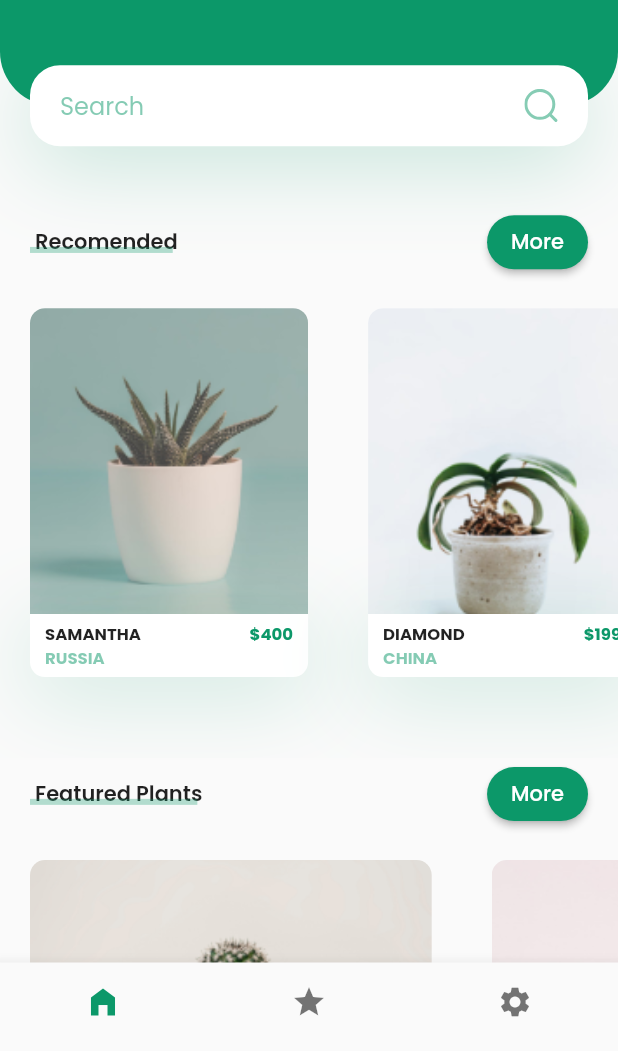
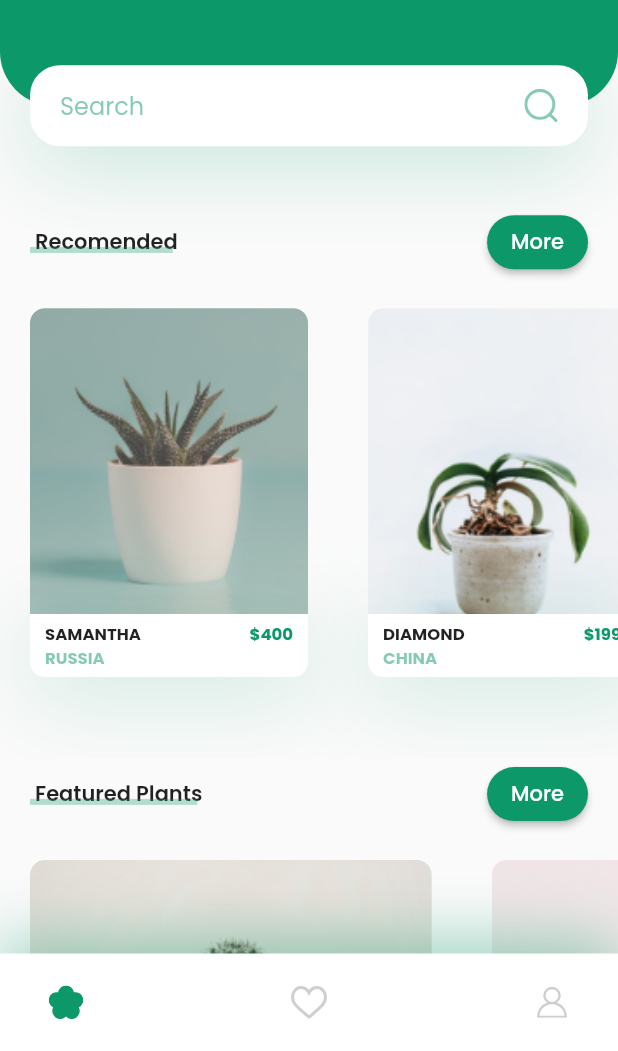
Before and after one commit to sumanbiswas7/flutter-layouts, a Flutter app: the screen it shows after launch, on a phone screen of 412 x 824 dp, the part 185-1236 px from its top. Run offline on Flutter 3.47's test engine with Material 2 defaults, Android fonts, the light colour scheme and no system bars; our stand-ins replace flutter_svg, google_fonts.

Commit message:
Update on plantz

```diff
--- a/plantz/lib/components/bottom_navbar.dart
+++ b/plantz/lib/components/bottom_navbar.dart
@@ -1,44 +1,44 @@
 import 'package:flutter/material.dart';
+import 'package:flutter_svg/svg.dart';
 import 'package:plantz/theme/constants.dart';
 
-class AppBottomNavbar extends StatefulWidget {
-  const AppBottomNavbar({super.key});
-
-  @override
-  State<AppBottomNavbar> createState() => _AppBottomNavbarState();
-}
-
-class _AppBottomNavbarState extends State<AppBottomNavbar> {
-  int _selectedIndex = 0;
-
-  void _onItemTapped(int index) {
-    setState(() {
-      _selectedIndex = index;
-    });
-  }
+class AppBottomNavBar extends StatelessWidget {
+  const AppBottomNavBar({
+    super.key,
+  });
 
   @override
   Widget build(BuildContext context) {
-    return BottomNavigationBar(
-      showSelectedLabels: false,
-      showUnselectedLabels: false,
-      items: const <BottomNavigationBarItem>[
-        BottomNavigationBarItem(
-          icon: Icon(Icons.home_filled),
-          label: 'Home',
-        ),
-        BottomNavigationBarItem(
-          icon: Icon(Icons.star),
-          label: 'Saved',
-        ),
-        BottomNavigationBarItem(
-          icon: Icon(Icons.settings),
-          label: 'Profile',
-        ),
-      ],
-      currentIndex: _selectedIndex,
-      selectedItemColor: kPrimaryColor,
-      onTap: _onItemTapped,
+    return Container(
+      padding: const EdgeInsets.symmetric(horizontal: kDefaultPadding),
+      height: 65,
+      decoration: BoxDecoration(
+        color: Colors.white,
+        boxShadow: [
+          BoxShadow(
+            offset: const Offset(0, -10),
+            blurRadius: 35,
+            color: kPrimaryColor.withOpacity(0.38),
+          ),
+        ],
+      ),
+      child: Row(
+        mainAxisAlignment: MainAxisAlignment.spaceBetween,
+        children: [
+          IconButton(
+            onPressed: () {},
+            icon: SvgPicture.asset("assets/icons/flower.svg"),
+          ),
+          IconButton(
+            onPressed: () {},
+            icon: SvgPicture.asset("assets/icons/heart-icon.svg"),
+          ),
+          IconButton(
+            onPressed: () {},
+            icon: SvgPicture.asset("assets/icons/user-icon.svg"),
+          ),
+        ],
+      ),
     );
   }
 }
--- a/plantz/lib/main.dart
+++ b/plantz/lib/main.dart
@@ -13,7 +13,8 @@ class MyApp extends StatelessWidget {
   @override
   Widget build(BuildContext context) {
     return MaterialApp(
-      title: 'Flutter Demo',
+      title: 'Plantz',
+      debugShowCheckedModeBanner: false,
       theme: ThemeData(
         primarySwatch: Colors.green,
         fontFamily: GoogleFonts.poppins().fontFamily,
--- a/plantz/lib/pages/home/home_page.dart
+++ b/plantz/lib/pages/home/home_page.dart
@@ -23,7 +23,7 @@ class _HomePageState extends State<HomePage> {
       key: scaffoldKey,
       drawer: const Drawer(),
       appBar: buildAppBar(scaffoldKey),
-      bottomNavigationBar: AppBottomNavbar(),
+      bottomNavigationBar: const AppBottomNavBar(),
       body: SingleChildScrollView(
         child: Column(
           crossAxisAlignment: CrossAxisAlignment.start,
```
Also changed, not shown: plantz/lib/pages/details/components/bottom_buy_and_desc.dart (added, +42 -0 lines), plantz/lib/pages/details/components/icon_btns_and_image_row.dart (added, +62 -0 lines), plantz/lib/pages/details/components/plant_name_and_desc.dart (added, +44 -0 lines), plantz/lib/pages/details/components/square_icon_btn.dart (added, +33 -0 lines), plantz/lib/pages/details/details_page.dart (added, +25 -0 lines), plantz/lib/pages/home/components/recomend_plant_card.dart (+7 -1 lines).
